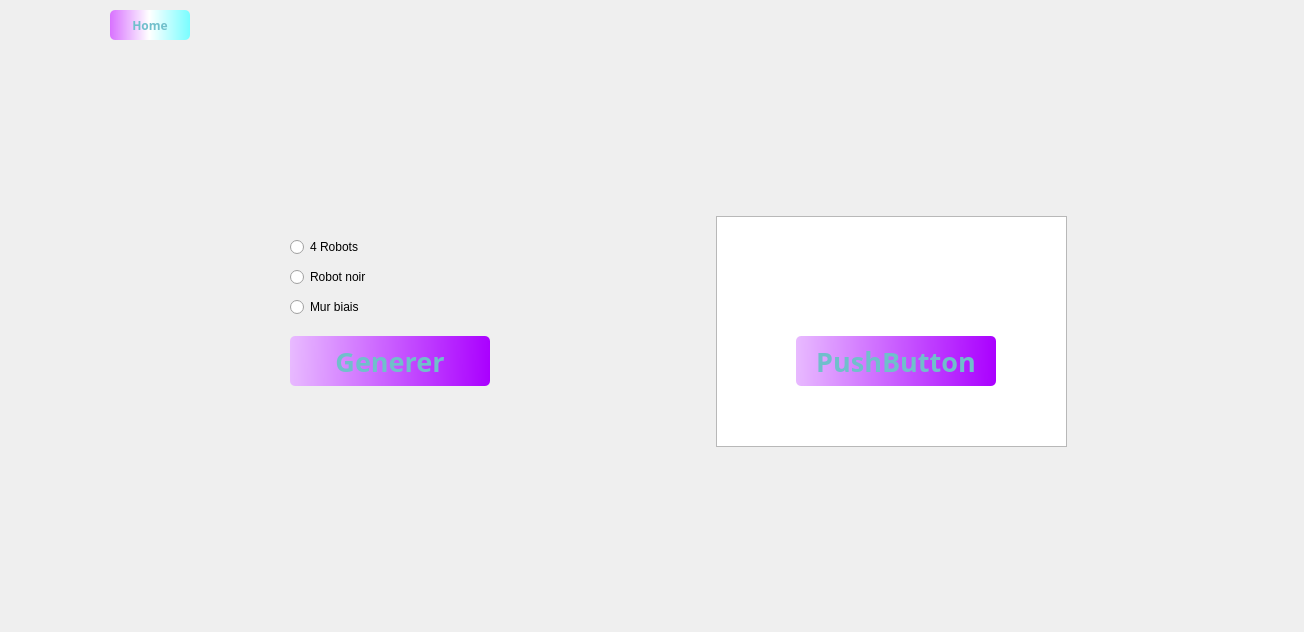
Above: ApplicationPC/mainwindow.ui from Cortard/RobotRicochetSolver before the change. Below: the same form after it.
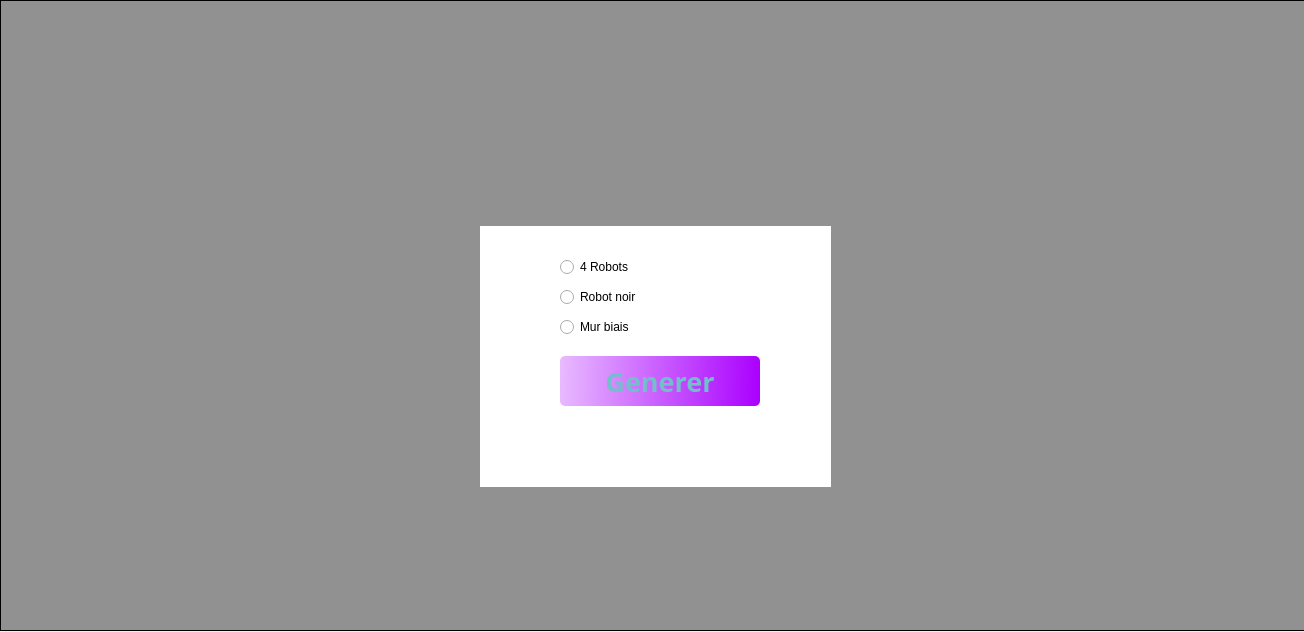
That is the form after the change. The open tabs and pages were chosen to show the change. Icons and pictures are not drawn.

The edit to the form file:
```diff
--- a/ApplicationPC/mainwindow.ui
+++ b/ApplicationPC/mainwindow.ui
@@ -911,8 +911,8 @@
         <rect>
          <x>10</x>
          <y>10</y>
-         <width>1261</width>
-         <height>701</height>
+         <width>1281</width>
+         <height>611</height>
         </rect>
        </property>
        <layout class="QGridLayout" name="gridLayout_7">
@@ -970,14 +970,15 @@
             <widget class="QGroupBox" name="groupBox_2">
              <property name="geometry">
               <rect>
-               <x>0</x>
-               <y>40</y>
+               <x>270</x>
+               <y>60</y>
                <width>351</width>
                <height>261</height>
               </rect>
              </property>
              <property name="styleSheet">
-              <string notr="true">border:none;</string>
+              <string notr="true">border:none;
+background-color: rgb(255, 255, 255);</string>
              </property>
              <property name="title">
               <string/>
@@ -1084,84 +1085,6 @@
             </widget>
            </widget>
           </item>
-          <item>
-           <widget class="QWidget" name="widget" native="true">
-            <widget class="QGroupBox" name="groupBox">
-             <property name="geometry">
-              <rect>
-               <x>0</x>
-               <y>50</y>
-               <width>351</width>
-               <height>231</height>
-              </rect>
-             </property>
-             <property name="title">
-              <string/>
-             </property>
-             <widget class="QListWidget" name="listWidget">
-              <property name="geometry">
-               <rect>
-                <x>0</x>
-                <y>0</y>
-                <width>351</width>
-                <height>231</height>
-               </rect>
-              </property>
-             </widget>
-             <widget class="QPushButton" name="pushButton_4">
-              <property name="geometry">
-               <rect>
-                <x>80</x>
-                <y>120</y>
-                <width>200</width>
-                <height>50</height>
-               </rect>
-              </property>
-              <property name="minimumSize">
-               <size>
-                <width>200</width>
-                <height>50</height>
-               </size>
-              </property>
-              <property name="maximumSize">
-               <size>
-                <width>200</width>
-                <height>50</height>
-               </size>
-              </property>
-              <property name="font">
-               <font>
-                <family>Quicksand Medium</family>
-                <pointsize>20</pointsize>
-                <bold>true</bold>
-               </font>
-              </property>
-              <property name="styleSheet">
-               <string notr="true">QPushButton#pushButton_4 {
-    background-color: qlineargradient(spread:pad, x1:0, y1:0.477, x2:1, y2:0.483, stop:0 rgba(232, 186, 255, 255), stop:1 rgba(170, 0, 255, 255));
-	border:none;
-	border-radius: 5px;
-	padding:10px;
-	color : #70bfcb;
-}
-
-QPushButton#pushButton_4:hover {
-    background-color: #9c2579;
-}
-
-QPushButton#pushButton_4:pressed {
-    background-color: #9c2579;     
-}
-
-</string>
-              </property>
-              <property name="text">
-               <string>PushButton</string>
-              </property>
-             </widget>
-            </widget>
-           </widget>
-          </item>
          </layout>
         </item>
        </layout>
@@ -2073,26 +1996,48 @@
       </widget>
      </widget>
     </widget>
+    <widget class="QFrame" name="frame_19">
+     <property name="geometry">
+      <rect>
+       <x>10</x>
+       <y>10</y>
+       <width>1311</width>
+       <height>631</height>
+      </rect>
+     </property>
+     <property name="styleSheet">
+      <string notr="true">background:none;
+background-color: qconicalgradient(cx:0, cy:0, angle:135, stop:1 rgba(0, 0, 0, 100));</string>
+     </property>
+     <property name="frameShape">
+      <enum>QFrame::StyledPanel</enum>
+     </property>
+     <property name="frameShadow">
+      <enum>QFrame::Raised</enum>
+     </property>
+    </widget>
+    <zorder>frame_19</zorder>
+    <zorder>stackedWidget</zorder>
    </widget>
    <widget class="QPushButton" name="Home">
     <property name="geometry">
      <rect>
       <x>110</x>
       <y>10</y>
-      <width>80</width>
-      <height>30</height>
+      <width>70</width>
+      <height>70</height>
      </rect>
     </property>
     <property name="minimumSize">
      <size>
-      <width>80</width>
-      <height>30</height>
+      <width>70</width>
+      <height>70</height>
      </size>
     </property>
     <property name="maximumSize">
      <size>
-      <width>80</width>
-      <height>30</height>
+      <width>70</width>
+      <height>70</height>
      </size>
     </property>
     <property name="font">
@@ -2103,10 +2048,9 @@
     </property>
     <property name="styleSheet">
      <string notr="true">QPushButton#Home{
-    background-color: qlineargradient(spread:pad, x1:0, y1:0, x2:1, y2:0, stop:0 rgba(216, 113, 255, 255), stop:0.489712 rgba(255, 255, 255, 255), stop:1 rgba(121, 253, 255, 255));
+    background : url(:/img/Img/logoRRS2.png) center center no-repeat;
 	border:none;
-	border-radius: 5px;
-	padding:10px;
+	border-radius: 35px;
 	color : #70bfcb;
 }
 
@@ -2121,7 +2065,7 @@
 </string>
     </property>
     <property name="text">
-     <string>Home</string>
+     <string/>
     </property>
    </widget>
   </widget>
```
Left out of the diff: 86 changed lines with no effect on the pictures.
